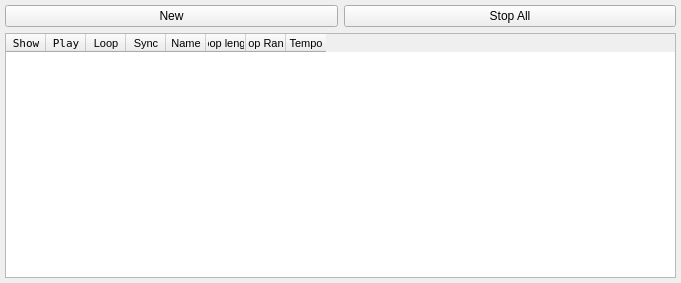
Before: the Qt Designer form src/liveeventcontrol.ui in CsoundQt/CsoundQt, drawn with Qt 5.
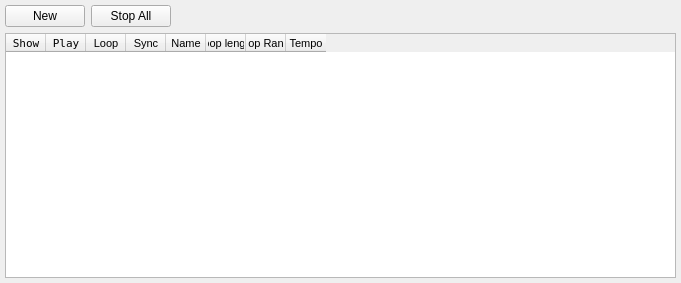
After: the same form once the commit is applied.

Commit message: Hide stop all button until it is implemented.

Patch:
```diff
--- a/src/liveeventcontrol.ui
+++ b/src/liveeventcontrol.ui
@@ -164,6 +164,19 @@
        </property>
       </widget>
      </item>
+     <item>
+      <spacer name="horizontalSpacer">
+       <property name="orientation">
+        <enum>Qt::Horizontal</enum>
+       </property>
+       <property name="sizeHint" stdset="0">
+        <size>
+         <width>40</width>
+         <height>20</height>
+        </size>
+       </property>
+      </spacer>
+     </item>
     </layout>
    </item>
   </layout>
```
Left out of the diff: 15 changed lines with no effect on the pictures. The commit also changes 1 other file.
